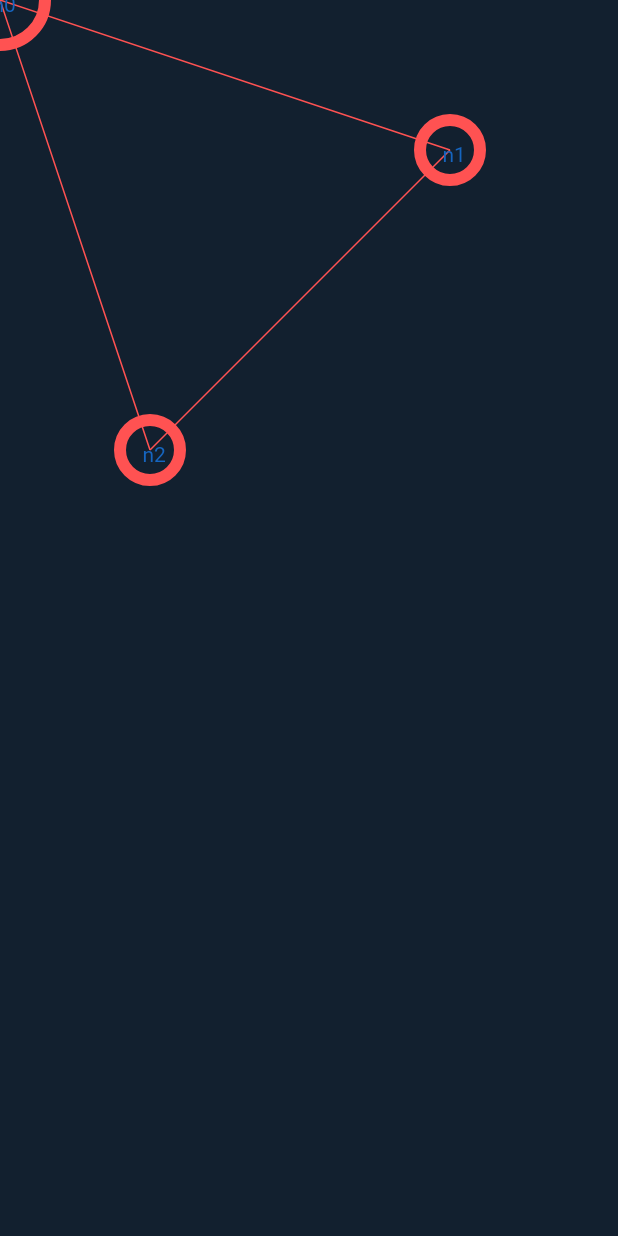
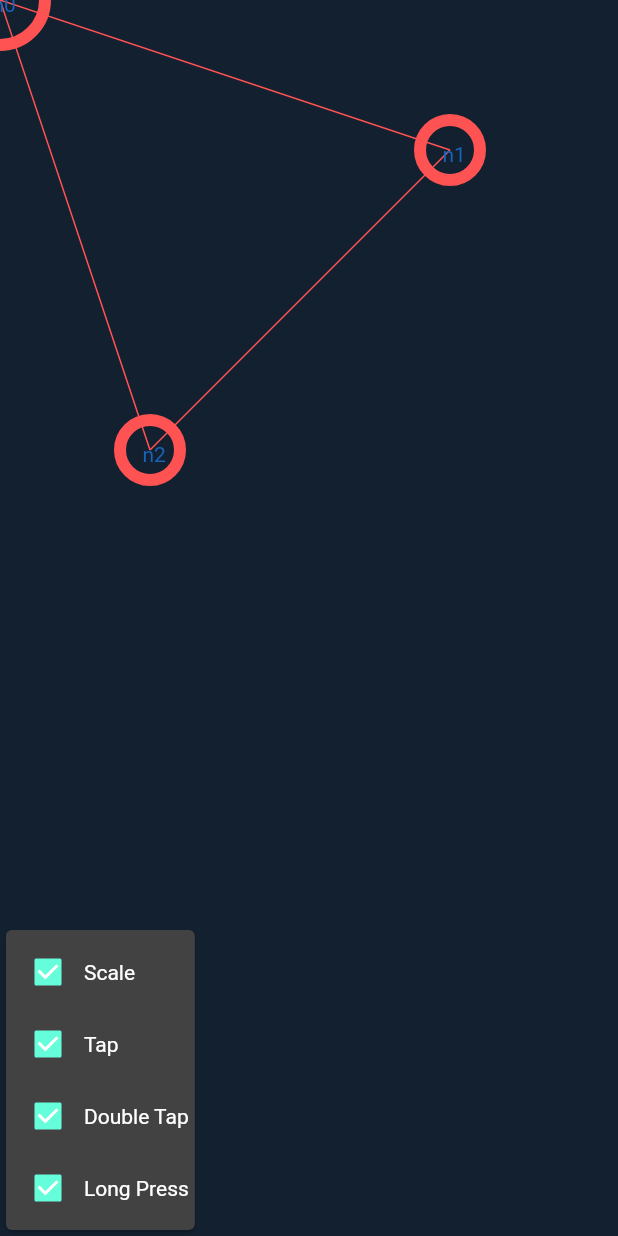
Before and after one commit to sachaarbonel/epsilon.dart, a Flutter app: the screen it shows after launch, on a phone screen of 412 x 824 dp. Run offline on Flutter 3.47's test engine with Material 2 defaults, Android fonts, the phone set to English and light mode, and no system bars.

```diff
--- a/lib/src/graph.dart
+++ b/lib/src/graph.dart
@@ -10,28 +10,31 @@ class Node {
   final double radius;
   Node({this.id, this.label, this.position, this.radius});
 
-  void drawNode(Canvas canvas, Color materialColor) {
+  void drawNode(
+      Canvas canvas, Color color, double zoom, Size size, Offset offset) {
     final paint = Paint()
-      ..color = materialColor
+      ..color = color
       ..style = PaintingStyle.stroke
       ..strokeWidth = 8.0;
 
     canvas.drawCircle(Offset(position.x, position.y), radius, paint);
   }
 
-  void drawEdge(Canvas canvas, Node target) {
+  void drawEdge(
+      Canvas canvas, Node target, double zoom, Size size, Offset offset) {
     final paint = Paint()
       ..color = Colors.redAccent
       ..style = PaintingStyle.stroke
       ..strokeWidth = 1.0; //TODO: Stroke settings
     final path = Path()
-      ..moveTo(position.x, position.y)
-      ..lineTo(target.position.x, target.position.y)
+      ..moveTo(position.x * zoom, position.y * zoom)
+      ..lineTo(target.position.x * zoom, target.position.y * zoom)
       ..close();
     canvas.drawPath(path, paint);
   }
 
-  void drawLabel(Canvas canvas, bool shouldDraw) {
+  void drawLabel(
+      Canvas canvas, bool shouldDraw, double zoom, Size size, Offset offset) {
     if (shouldDraw) {
       TextPainter(
           text: TextSpan(
@@ -45,7 +48,7 @@ class Node {
     }
   }
 
-  void drawID(Canvas canvas) {
+  void drawID(Canvas canvas, double zoom, Size size, Offset offset) {
     TextPainter(
         text: TextSpan(
             style: TextStyle(color: Colors.blue[800]),
@@ -76,34 +79,204 @@ class Node {
       };
 }
 
-class Sigma extends StatelessWidget {
+class Sigma extends StatefulWidget {
   final Graph graph;
   final void Function(int) onSelected;
   final int selectedIndex;
 
   const Sigma({Key key, this.graph, this.onSelected, this.selectedIndex})
       : super(key: key);
+  static const List<MaterialColor> kSwatches = <MaterialColor>[
+    Colors.red,
+    Colors.pink,
+    Colors.purple,
+    Colors.deepPurple,
+    Colors.indigo,
+    Colors.blue,
+    Colors.lightBlue,
+    Colors.cyan,
+    Colors.green,
+    Colors.lightGreen,
+    Colors.lime,
+    Colors.yellow,
+    Colors.amber,
+    Colors.orange,
+    Colors.deepOrange,
+    Colors.brown,
+    Colors.grey,
+    Colors.blueGrey,
+  ];
+
   @override
-  Widget build(BuildContext context) {
-    ;
-    return GestureDetector(
-      onTapDown: (details) {
+  _SigmaState createState() => _SigmaState();
+}
+
+class _SigmaState extends State<Sigma> {
+  Offset _startingFocalPoint;
+
+  Offset _previousOffset;
+
+  Offset _offset = Offset.zero;
+
+  double _previousZoom;
+
+  double _zoom = 1.0;
+
+  int _swatchIndex = 0;
+
+  MaterialColor _swatch = Sigma.kSwatches.first;
+
+  MaterialColor get swatch => _swatch;
+
+  bool _forward = true;
+
+  bool _scaleEnabled = true;
+
+  bool _tapEnabled = true;
+
+  bool _doubleTapEnabled = true;
+
+  bool _longPressEnabled = true;
+
+  void _handleScaleStart(ScaleStartDetails details) {
+    setState(() {
+      _startingFocalPoint = details.focalPoint;
+      _previousOffset = _offset;
+      _previousZoom = _zoom;
+    });
+  }
+
+  void _handleScaleUpdate(ScaleUpdateDetails details) {
+    setState(() {
+      _zoom = _previousZoom * details.scale;
+
+      // Ensure that item under the focal point stays in the same place despite zooming
+      final Offset normalizedOffset =
+          (_startingFocalPoint - _previousOffset) / _previousZoom;
+      _offset = details.focalPoint - normalizedOffset * _zoom;
+    });
+  }
+
+  void _handleScaleReset() {
+    setState(() {
+      _zoom = 1.0;
+      _offset = Offset.zero;
+    });
+  }
+
+  void _handleTap(TapDownDetails details) {
     RenderBox box = context.findRenderObject();
     final offset = box.globalToLocal(details.globalPosition);
     final index =
-            graph.nodes.lastIndexWhere((node) => node.contains(offset));
-        print('touching id ${graph.nodes[index].id}');
-        print('touching label ${graph.nodes[index].label}');
+        widget.graph.nodes.lastIndexWhere((node) => node.contains(offset));
+    print('touching id ${widget.graph.nodes[index].id}');
+    print('touching label ${widget.graph.nodes[index].label}');
     if (index != -1) {
-          onSelected(index);
+      widget.onSelected(index);
       return;
     }
-        onSelected(-1);
+    widget.onSelected(-1);
+  }
+
+  void _handleDirectionChange() {
+    setState(() {
+      _forward = !_forward;
+    });
+  }
+
+  @override
+  Widget build(BuildContext context) {
+    return Stack(
+      fit: StackFit.expand,
+      children: <Widget>[
+        GestureDetector(
+          onScaleStart: _scaleEnabled ? _handleScaleStart : null,
+          onScaleUpdate: _scaleEnabled ? _handleScaleUpdate : null,
+          onTapDown: _tapEnabled ? _handleTap : null,
+          onDoubleTap: _doubleTapEnabled ? _handleScaleReset : null,
+          onLongPress: _longPressEnabled ? _handleDirectionChange : null,
+          child: CustomPaint(
+            painter: GraphPainter(
+              graph: widget.graph,
+              selectedIndex: widget.selectedIndex,
+              zoom: _zoom,
+              offset: _offset,
+              swatch: swatch,
+              forward: _forward,
+              scaleEnabled: _scaleEnabled,
+              tapEnabled: _tapEnabled,
+              doubleTapEnabled: _doubleTapEnabled,
+              longPressEnabled: _longPressEnabled,
+            ),
+          ),
+        ),
+        Positioned(
+          bottom: 0.0,
+          left: 0.0,
+          child: Card(
+            child: Container(
+              padding: const EdgeInsets.all(4.0),
+              child: Column(
+                children: <Widget>[
+                  Row(
+                    children: <Widget>[
+                      Checkbox(
+                        value: _scaleEnabled,
+                        onChanged: (bool value) {
+                          setState(() {
+                            _scaleEnabled = value;
+                          });
                         },
-      child: CustomPaint(
-        size: MediaQuery.of(context).size,
-        painter: GraphPainter(graph: graph, selectedIndex: selectedIndex),
                       ),
+                      const Text('Scale'),
+                    ],
+                  ),
+                  Row(
+                    children: <Widget>[
+                      Checkbox(
+                        value: _tapEnabled,
+                        onChanged: (bool value) {
+                          setState(() {
+                            _tapEnabled = value;
+                          });
+                        },
+                      ),
+                      const Text('Tap'),
+                    ],
+                  ),
+                  Row(
+                    children: <Widget>[
+                      Checkbox(
+                        value: _doubleTapEnabled,
+                        onChanged: (bool value) {
+                          setState(() {
+                            _doubleTapEnabled = value;
+                          });
+                        },
+                      ),
+                      const Text('Double Tap'),
+                    ],
+                  ),
+                  Row(
+                    children: <Widget>[
+                      Checkbox(
+                        value: _longPressEnabled,
+                        onChanged: (bool value) {
+                          setState(() {
+                            _longPressEnabled = value;
+                          });
+                        },
+                      ),
+                      const Text('Long Press'),
+                    ],
+                  ),
+                ],
+                crossAxisAlignment: CrossAxisAlignment.start,
+              ),
+            ),
+          ),
+        ),
+      ],
     );
   }
 }
@@ -134,23 +307,25 @@ class Graph {
 
   Graph({this.edges, this.nodes});
 
-  void draw(Canvas canvas, int selectedIndex) {
+  void draw(
+      Canvas canvas, int selectedIndex, double zoom, Size size, Offset offset) {
     var i;
     Node source, target;
     for (i = 0; i < edges.length; i += 1) {
       source = nodes.firstWhere((node) => node.id == edges[i].source);
       target = nodes.firstWhere((node) => node.id == edges[i].target);
-      source.drawEdge(canvas, target);
+      source.drawEdge(canvas, target, zoom, size, offset);
     }
     for (i = 0; i < nodes.length; i += 1) {
       source = nodes[i];
       source.drawNode(
           canvas,
-          i == selectedIndex
-              ? Colors.blue
-              : Colors.redAccent); //TODO: Color settings
-      source.drawLabel(canvas, i == selectedIndex);
-      source.drawID(canvas);
+          i == selectedIndex ? Colors.blue : Colors.redAccent,
+          zoom,
+          size,
+          offset); //TODO: Color settings
+      source.drawLabel(canvas, i == selectedIndex, zoom, size, offset);
+      source.drawID(canvas, zoom, size, offset);
     }
   }
 
--- a/lib/src/painter.dart
+++ b/lib/src/painter.dart
@@ -2,16 +2,46 @@ import 'package:flutter/rendering.dart';
 import 'package:sigma/src/graph.dart';
 
 class GraphPainter extends CustomPainter {
+  const GraphPainter({
+    this.graph,
+    this.selectedIndex,
+    this.zoom,
+    this.offset,
+    this.swatch,
+    this.forward,
+    this.scaleEnabled,
+    this.tapEnabled,
+    this.doubleTapEnabled,
+    this.longPressEnabled,
+  });
   final Graph graph;
   final int selectedIndex;
+  final double zoom;
+  final Offset offset;
+  final Color swatch;
 
-  GraphPainter({this.graph, this.selectedIndex});
+  //booleans
+  final bool forward;
+  final bool scaleEnabled;
+  final bool tapEnabled;
+  final bool doubleTapEnabled;
+  final bool longPressEnabled;
 
   @override
   void paint(Canvas canvas, Size size) {
-    graph.draw(canvas, selectedIndex);
+    graph.draw(canvas, selectedIndex, zoom, size, offset);
   }
 
   @override
-  bool shouldRepaint(CustomPainter oldDelegate) => true;
+  bool shouldRepaint(GraphPainter oldPainter) {
+    return oldPainter.zoom != zoom ||
+        oldPainter.offset != offset ||
+        oldPainter.swatch != swatch ||
+        oldPainter.forward != forward ||
+        oldPainter.selectedIndex != selectedIndex ||
+        oldPainter.scaleEnabled != scaleEnabled ||
+        oldPainter.tapEnabled != tapEnabled ||
+        oldPainter.doubleTapEnabled != doubleTapEnabled ||
+        oldPainter.longPressEnabled != longPressEnabled;
+  }
 }
```
Lines whose indentation alone changed are shown as unchanged.
